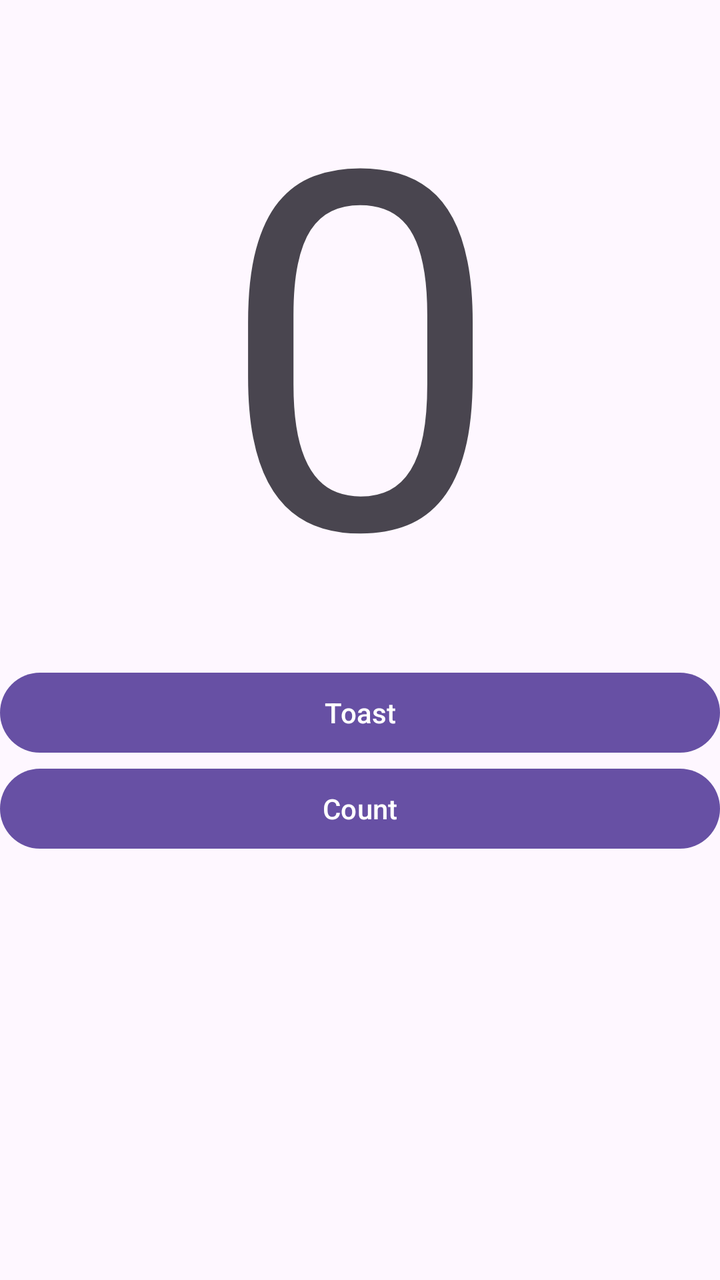
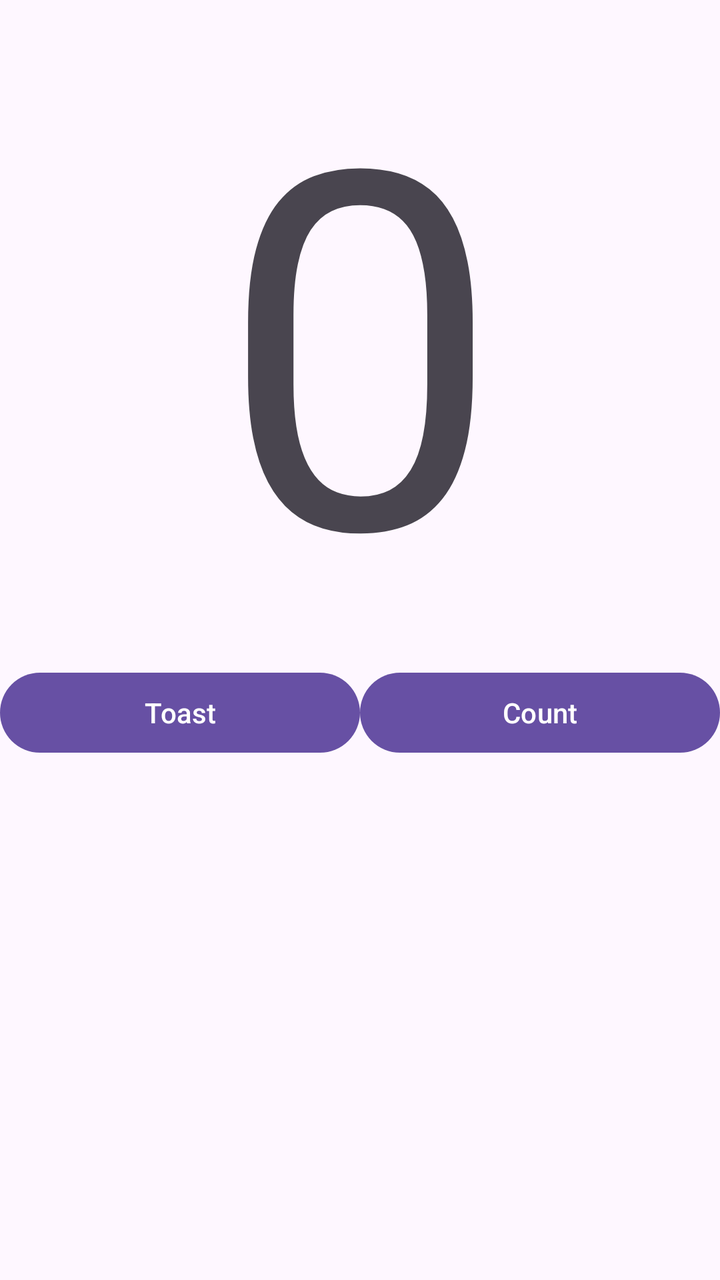

Screens rendered from an Android XML layout before and after an edit, with the pre-edit source and the edit as a unified diff.
<!-- AndroidManifest.xml: application theme Theme.Pertemuan2_CountApp -->
<!-- res/layout/activity_main.xml -->
<?xml version="1.0" encoding="utf-8"?>
<LinearLayout xmlns:android="http://schemas.android.com/apk/res/android"
    xmlns:tools="http://schemas.android.com/tools"
    android:id="@+id/main"
    android:layout_width="match_parent"
    android:layout_height="match_parent"
    android:orientation="vertical"
    tools:context=".MainActivity">

    <TextView
        android:id="@+id/tv_number"
        android:layout_width="match_parent"
        android:layout_height="wrap_content"
        android:text="@string/number"
        android:textAlignment="center"
        android:textSize="250sp"
        />

    <Button
        android:layout_width="match_parent"
        android:layout_height="wrap_content"
        android:id="@+id/btn_toast"
        android:text="@string/btn_toast"
        />

    <Button
        android:layout_width="match_parent"
        android:layout_height="wrap_content"
        android:id="@+id/btn_count"
        android:text="@string/btn_count"
        />


</LinearLayout>
<!-- resources referenced by this layout -->
<resources>
  <string name="btn_count">Count</string>
  <string name="btn_toast">Toast</string>
  <string name="number">0</string>
  <style name="Theme.Pertemuan2_CountApp" parent="Base.Theme.Pertemuan2_CountApp" />
  <style name="Base.Theme.Pertemuan2_CountApp" parent="Theme.Material3.DayNight.NoActionBar">
          
          
      </style>
</resources>

<!-- the commit's change to res/layout/activity_main.xml (unified diff, before → after) -->
@@ -5,6 +5,7 @@
     android:layout_width="match_parent"
     android:layout_height="match_parent"
     android:orientation="vertical"
+    android:fitsSystemWindows="true"
     tools:context=".MainActivity">
 
     <TextView
@@ -16,19 +17,29 @@
         android:textSize="250sp"
         />
 
-    <Button
+    <LinearLayout
         android:layout_width="match_parent"
         android:layout_height="wrap_content"
-        android:id="@+id/btn_toast"
-        android:text="@string/btn_toast"
-        />
+        android:orientation="horizontal">
 
-    <Button
-        android:layout_width="match_parent"
-        android:layout_height="wrap_content"
-        android:id="@+id/btn_count"
-        android:text="@string/btn_count"
-        />
+        <Button
+            android:layout_width="match_parent"
+            android:layout_height="wrap_content"
+            android:id="@+id/btn_toast"
+            android:text="@string/btn_toast"
+            android:layout_weight="1"
+            />
+
+        <Button
+            android:layout_width="match_parent"
+            android:layout_height="wrap_content"
+            android:id="@+id/btn_count"
+            android:text="@string/btn_count"
+            android:layout_weight="1"
+            />
+    </LinearLayout>
+
+
 
 
 </LinearLayout>
